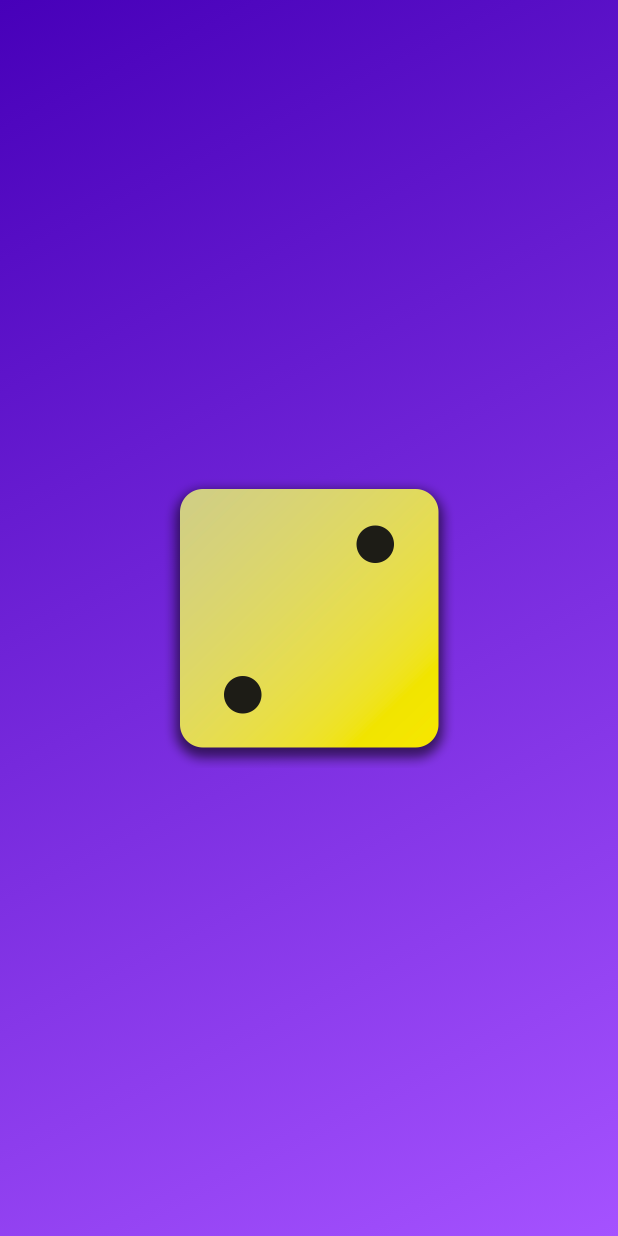
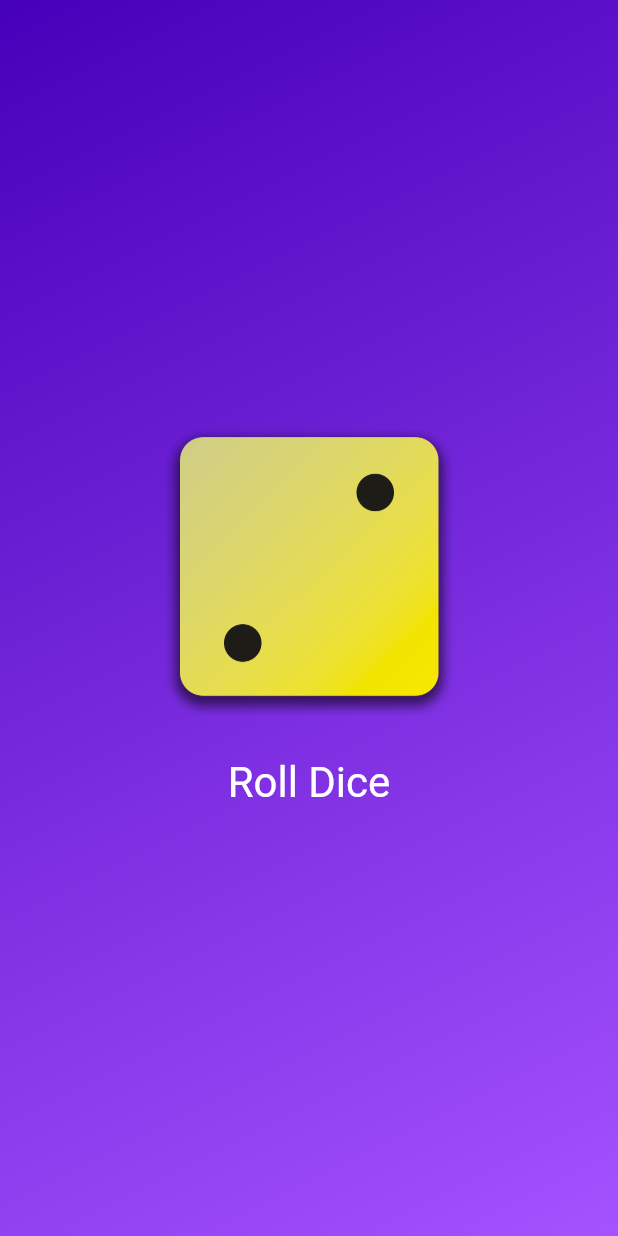
Before and after one commit to Subha-5/Dice-Roll-App, a Flutter app: the screen it shows after launch, on a phone screen of 412 x 824 dp. Run offline on Flutter 3.47's test engine with Material 2 defaults, Android fonts, the phone set to English and light mode, and no system bars.

Commit message:
Adding button to roll dice and applying padding with styles

```diff
--- a/lib/gradient_container.dart
+++ b/lib/gradient_container.dart
@@ -2,7 +2,6 @@ import 'package:flutter/material.dart';
 
 const startAlignment = Alignment.topLeft;
 const endAlignment = Alignment.bottomRight;
-const String text = 'Hello World!';
 
 class GradientContainer extends StatelessWidget {
   // const GradientContainer({key}) : super(key: key);
@@ -16,6 +15,10 @@ class GradientContainer extends StatelessWidget {
   final Color color1;
   final Color color2;
 
+  void rollDice() {
+    // ...
+  }
+
   @override
   Widget build(context) {
     return Container(
@@ -27,9 +30,30 @@ class GradientContainer extends StatelessWidget {
         ),
       ),
       child: Center(
-        child: Image.asset(
-          'assets/images/dice-2.png',
-          width: 200,
+        child: Column(
+          mainAxisSize: MainAxisSize.min,
+          children: [
+            Image.asset(
+              'assets/images/dice-2.png',
+              width: 200,
+            ),
+            const SizedBox(
+              height: 20,
+            ),
+            TextButton(
+              onPressed: rollDice,
+              style: TextButton.styleFrom(
+                /*padding: const EdgeInsets.only(
+                  top: 28,
+                ),*/
+                foregroundColor: Colors.white,
+                textStyle: const TextStyle(
+                  fontSize: 28,
+                ),
+              ),
+              child: const Text('Roll Dice'),
+            ),
+          ],
         ),
       ),
     );
```
